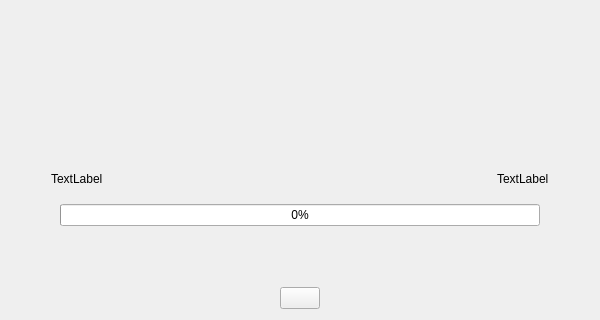
This is src/wayland/convert/QvkConvertDialog_wl.ui in vkohaupt/vokoscreenNG as Qt 5 draws it before an edit. The edited form follows.
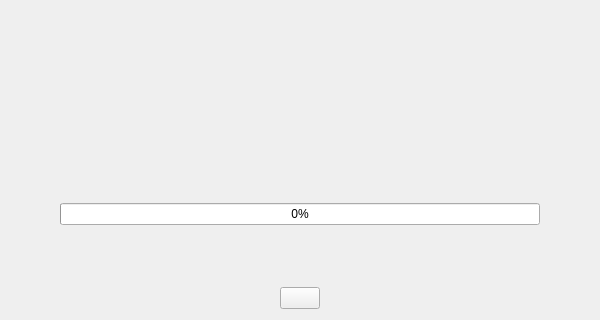
This is the edited form. Icons and pictures are not drawn.

Commit message: Wayland: convert dialog

What changed in the file:
```diff
--- a/src/wayland/convert/QvkConvertDialog_wl.ui
+++ b/src/wayland/convert/QvkConvertDialog_wl.ui
@@ -180,6 +180,9 @@
       <enum>QFrame::Shadow::Raised</enum>
      </property>
      <layout class="QHBoxLayout" name="horizontalLayout">
+      <property name="topMargin">
+       <number>0</number>
+      </property>
       <item>
        <widget class="QProgressBar" name="progressBar">
         <property name="sizePolicy">
@@ -204,10 +207,34 @@
    </item>
    <item row="4" column="1">
     <layout class="QHBoxLayout" name="horizontalLayout_4">
+     <property name="leftMargin">
+      <number>9</number>
+     </property>
+     <property name="topMargin">
+      <number>6</number>
+     </property>
+     <property name="rightMargin">
+      <number>9</number>
+     </property>
+     <property name="bottomMargin">
+      <number>0</number>
+     </property>
      <item>
       <widget class="QLabel" name="label_2">
+       <property name="maximumSize">
+        <size>
+         <width>44</width>
+         <height>22</height>
+        </size>
+       </property>
        <property name="text">
-        <string notr="true">TextLabel</string>
+        <string notr="true"/>
+       </property>
+       <property name="pixmap">
+        <pixmap resource="../../screencast.qrc">:/pictures/convert/mkv.png</pixmap>
+       </property>
+       <property name="scaledContents">
+        <bool>true</bool>
        </property>
       </widget>
      </item>
@@ -226,8 +253,20 @@
      </item>
      <item>
       <widget class="QLabel" name="label_3">
+       <property name="maximumSize">
+        <size>
+         <width>44</width>
+         <height>22</height>
+        </size>
+       </property>
        <property name="text">
-        <string notr="true">TextLabel</string>
+        <string notr="true"/>
+       </property>
+       <property name="pixmap">
+        <pixmap resource="../../screencast.qrc">:/pictures/convert/gif.png</pixmap>
+       </property>
+       <property name="scaledContents">
+        <bool>true</bool>
        </property>
       </widget>
      </item>
```
The commit also changes 1 other file.
